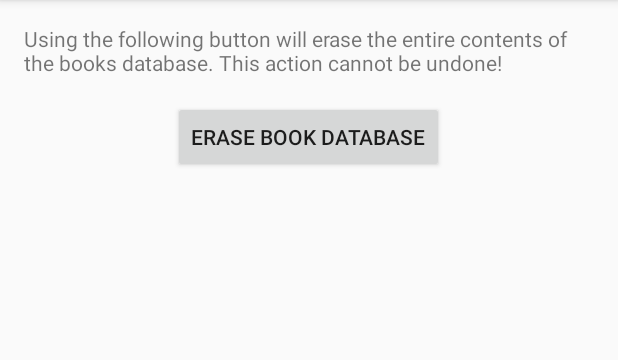
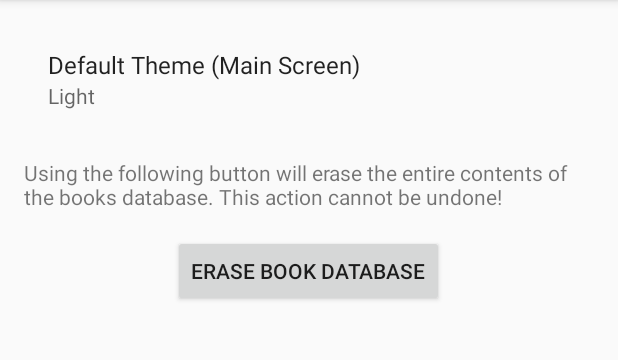
Before and after one commit to ccojocea/UdacityBookStore, an Android app: the screen it shows after launch (SettingsActivity), after a tap on "Setup", on a phone screen of 412 x 824 dp, the part 84-444 px from its top. Run offline under Robolectric (Android 15) with nearby library versions, the phone set to English and light mode, and no system bars.

Commit message:
Release candidate

```diff
--- a/app/src/main/java/com/example/ccojo/udacitybookstore/data/BookContract.java
+++ b/app/src/main/java/com/example/ccojo/udacitybookstore/data/BookContract.java
@@ -11,7 +11,7 @@ import android.provider.BaseColumns;
 public final class BookContract {
 
     public static final String CONTENT_AUTHORITY = "com.example.ccojo.udacitybookstore";
-    public static final Uri BASE_CONTENT_URI = Uri.parse("content://" + CONTENT_AUTHORITY);
+    private static final Uri BASE_CONTENT_URI = Uri.parse("content://" + CONTENT_AUTHORITY);
     public static final String PATH_BOOKS = "books";
 
     // Prevent internal instantiation by throwing an AssertionError
--- a/app/src/main/java/com/example/ccojo/udacitybookstore/data/BookDbHelper.java
+++ b/app/src/main/java/com/example/ccojo/udacitybookstore/data/BookDbHelper.java
@@ -3,7 +3,6 @@ package com.example.ccojo.udacitybookstore.data;
 import android.content.Context;
 import android.database.sqlite.SQLiteDatabase;
 import android.database.sqlite.SQLiteOpenHelper;
-import android.util.Log;
 
 import com.example.ccojo.udacitybookstore.data.BookContract.BookEntry;
 
@@ -11,7 +10,7 @@ import com.example.ccojo.udacitybookstore.data.BookContract.BookEntry;
  * Created by ccojo on 6/3/2018.
  */
 
-public class BookDbHelper extends SQLiteOpenHelper {
+class BookDbHelper extends SQLiteOpenHelper {
 
     // Name of database
     private static final String DATABASE_NAME = "bookstore.db";
--- a/app/src/main/java/com/example/ccojo/udacitybookstore/ui/MainActivity.java
+++ b/app/src/main/java/com/example/ccojo/udacitybookstore/ui/MainActivity.java
@@ -2,12 +2,13 @@ package com.example.ccojo.udacitybookstore.ui;
 
 import android.app.LoaderManager;
 import android.content.ContentUris;
-import android.content.Context;
 import android.content.CursorLoader;
 import android.content.Intent;
 import android.content.Loader;
+import android.content.SharedPreferences;
 import android.database.Cursor;
 import android.net.Uri;
+import android.preference.PreferenceManager;
 import android.support.design.widget.FloatingActionButton;
 import android.support.v7.app.AppCompatActivity;
 import android.os.Bundle;
@@ -16,29 +17,35 @@ import android.view.MenuItem;
 import android.view.View;
 import android.widget.AdapterView;
 import android.widget.ListView;
-import android.widget.Toast;
+import android.widget.TextView;
 
 import com.example.ccojo.udacitybookstore.adapters.BookCursorAdapter;
 import com.example.ccojo.udacitybookstore.R;
 import com.example.ccojo.udacitybookstore.data.BookContract.BookEntry;
 
+@SuppressWarnings("FieldCanBeLocal")
 public class MainActivity extends AppCompatActivity implements LoaderManager.LoaderCallbacks<Cursor> {
 
     // Tag for log messages
     private static final String LOG_TAG = MainActivity.class.getName();
 
+    // Theme
+    public static String THEME;
+
     // Views
     private ListView bookListView;
     private View emptyView;
+    private View baseView;
+    private TextView emptyTitleTV;
 
     // Adapter used to display the list's data
-    BookCursorAdapter mCursorAdapter;
+    private BookCursorAdapter mCursorAdapter;
 
     // Constant for the cursor loader
     private static final int BOOK_LOADER = 0;
 
     // Book rows to be retrieved
-    static final String[] PROJECTION = {
+    private static final String[] PROJECTION = {
         BookEntry._ID,
         BookEntry.COLUMN_PRODUCT_NAME,
         BookEntry.COLUMN_AUTHOR,
@@ -51,9 +58,26 @@ public class MainActivity extends AppCompatActivity implements LoaderManager.Loa
         super.onCreate(savedInstanceState);
         setContentView(R.layout.activity_main);
 
+        // Get preferences
+        SharedPreferences sharedPreferences = PreferenceManager.getDefaultSharedPreferences(this);
+        THEME = sharedPreferences.getString(getString(R.string.settings_default_theme_key), getString(R.string.settings_default_theme_value_light));
+
         // Initialise views
         bookListView = findViewById(R.id.list_view);
         emptyView = findViewById(R.id.empty_view);
+        baseView = findViewById(R.id.base_main);
+        emptyTitleTV = findViewById(R.id.empty_title_text);
+
+        // Set dark or light "theme"
+        if (THEME.equals(getString(R.string.settings_default_theme_value_dark))) {
+            bookListView.setBackgroundColor(getResources().getColor(R.color.colorPrimary));
+            baseView.setBackgroundColor(getResources().getColor(R.color.colorPrimary));
+            emptyTitleTV.setTextColor(getResources().getColor(R.color.colorWhite));
+        } else {
+            bookListView.setBackgroundColor(getResources().getColor(R.color.colorWhite));
+            baseView.setBackgroundColor(getResources().getColor(R.color.colorWhite));
+            emptyTitleTV.setTextColor(getResources().getColor(R.color.list_item_name_color));
+        }
 
         // Set the empty view on the listview so it only shows when the list has 0 items
         bookListView.setEmptyView(emptyView);
--- a/app/src/main/java/com/example/ccojo/udacitybookstore/ui/SettingsActivity.java
+++ b/app/src/main/java/com/example/ccojo/udacitybookstore/ui/SettingsActivity.java
@@ -1,9 +1,9 @@
 package com.example.ccojo.udacitybookstore.ui;
 
 import android.app.AlertDialog;
-import android.app.Dialog;
 import android.content.DialogInterface;
 import android.content.SharedPreferences;
+import android.preference.ListPreference;
 import android.preference.Preference;
 import android.preference.PreferenceFragment;
 import android.preference.PreferenceManager;
@@ -24,7 +24,7 @@ public class SettingsActivity extends AppCompatActivity {
     private static final String LOG_TAG = SettingsActivity.class.getSimpleName();
 
     // Views
-    Button deleteButton;
+    private Button deleteButton;
 
     @Override
     protected void onCreate(Bundle savedInstanceState) {
@@ -85,21 +85,55 @@ public class SettingsActivity extends AppCompatActivity {
         alertDialog.show();
     }
 
-    /*
-
-    public static class BooksPreferenceFragment extends PreferenceFragment implements Preference.OnPreferenceChangeListener {
+    public static class BooksPreferenceFragment extends PreferenceFragment implements Preference.OnPreferenceChangeListener, SharedPreferences.OnSharedPreferenceChangeListener {
 
         @Override
         public void onCreate(@Nullable Bundle savedInstanceState) {
             super.onCreate(savedInstanceState);
             addPreferencesFromResource(R.xml.settings_main);
+
+            SharedPreferences sharedPreferences = PreferenceManager.getDefaultSharedPreferences(getActivity());
+            sharedPreferences.registerOnSharedPreferenceChangeListener(this);
+
+            // show summary under preference label
+            Preference itemsPerPage = findPreference(getString(R.string.settings_default_theme_key));
+            bindPreferenceSummaryToValue(itemsPerPage);
         }
 
         @Override
         public boolean onPreferenceChange(Preference preference, Object newValue) {
-            return false;
+            String stringValue = newValue.toString();
+
+            if (preference.getKey().equals(getString(R.string.settings_default_theme_key))) {
+                if (stringValue.equals(getString(R.string.settings_default_theme_value_dark))) {
+                    Toast.makeText(getActivity().getApplicationContext(), R.string.dark_theme_selected, Toast.LENGTH_SHORT).show();
+                } else {
+                    Toast.makeText(getActivity().getApplicationContext(), R.string.light_theme_selected, Toast.LENGTH_SHORT).show();
+                }
+            }
+
+            if (preference instanceof ListPreference) {
+                ListPreference listPreference = (ListPreference) preference;
+                int prefIndex = listPreference.findIndexOfValue(stringValue);
+                if (prefIndex >= 0) {
+                    CharSequence[] labels = listPreference.getEntries();
+                    preference.setSummary(labels[prefIndex]);
+                }
+            }
+
+            return true;
+        }
+
+        private void bindPreferenceSummaryToValue(Preference preference) {
+            preference.setOnPreferenceChangeListener(this);
+            SharedPreferences preferences = PreferenceManager.getDefaultSharedPreferences(preference.getContext());
+            String preferenceString = preferences.getString(preference.getKey(), "");
+            onPreferenceChange(preference, preferenceString);
+        }
+
+        @Override
+        public void onSharedPreferenceChanged(SharedPreferences sharedPreferences, String key) {
+
         }
     }
-
-    */
 }
--- a/app/src/main/res/layout/activity_editor.xml
+++ b/app/src/main/res/layout/activity_editor.xml
@@ -1,6 +1,7 @@
 <?xml version="1.0" encoding="utf-8"?>
 <!-- Layout for the editor -->
 <LinearLayout
+    android:id="@+id/base_editor"
     xmlns:android="http://schemas.android.com/apk/res/android"
     xmlns:tools="http://schemas.android.com/tools"
     android:layout_width="match_parent"
--- a/app/src/main/res/layout/activity_main.xml
+++ b/app/src/main/res/layout/activity_main.xml
@@ -1,5 +1,6 @@
 <?xml version="1.0" encoding="utf-8"?>
 <RelativeLayout
+    android:id="@+id/base_main"
     xmlns:android="http://schemas.android.com/apk/res/android"
     xmlns:tools="http://schemas.android.com/tools"
     android:layout_width="match_parent"
@@ -25,7 +26,8 @@
             android:layout_width="wrap_content"
             android:layout_height="wrap_content"
             android:layout_centerHorizontal="true"
-            android:src="@drawable/bookshelf_empty"/>
+            android:src="@drawable/bookshelf_empty"
+            tools:ignore="ContentDescription" />
 
         <TextView
             android:id="@+id/empty_title_text"
--- a/app/src/main/res/layout/activity_settings.xml
+++ b/app/src/main/res/layout/activity_settings.xml
@@ -1,5 +1,6 @@
 <?xml version="1.0" encoding="utf-8"?>
 <LinearLayout
+    android:id="@+id/base_settings"
     xmlns:android="http://schemas.android.com/apk/res/android"
     xmlns:tools="http://schemas.android.com/tools"
     android:layout_height="match_parent"
@@ -8,10 +9,18 @@
     android:padding="@dimen/activity_padding"
     tools:context="com.example.ccojo.udacitybookstore.ui.SettingsActivity">
 
+    <fragment
+        android:id="@+id/settings_fragment"
+        android:name="com.example.ccojo.udacitybookstore.ui.SettingsActivity$BooksPreferenceFragment"
+        android:layout_width="match_parent"
+        android:layout_height="wrap_content">
+    </fragment>
+
     <TextView
         android:layout_width="wrap_content"
         android:layout_height="wrap_content"
-        android:text="Using the following button will erase the entire contents of the books database. This action cannot be undone!" />
+        android:layout_marginTop="@dimen/activity_margin"
+        android:text="@string/settings_erase_text" />
 
     <Button
         android:id="@+id/button_erase_database"
@@ -19,14 +28,6 @@
         android:layout_height="wrap_content"
         android:layout_margin="@dimen/activity_margin"
         android:layout_gravity="center"
-        android:text="Erase book database" />
-
-    <!--
-    <fragment
-        android:name="com.example.ccojo.udacitybookstore.ui.SettingsActivity$BooksPreferenceFragment"
-        android:layout_width="match_parent"
-        android:layout_height="match_parent">
-    </fragment>
-    -->
+        android:text="@string/settings_erase_button" />
 
 </LinearLayout>
--- a/app/src/main/res/layout/book_list_item.xml
+++ b/app/src/main/res/layout/book_list_item.xml
@@ -22,7 +22,7 @@
             android:layout_height="wrap_content"
             android:fontFamily="sans-serif-medium"
             android:textAppearance="?android:textAppearanceMedium"
-            android:textColor="#2B3D4D"
+            android:textColor="@color/list_item_name_color"
             tools:text="Harry Potter" />
 
         <View
--- a/app/src/main/res/menu/menu_main.xml
+++ b/app/src/main/res/menu/menu_main.xml
@@ -7,7 +7,7 @@
 
     <item
         android:id="@+id/action_setup"
-        android:title="Setup"
+        android:title="@string/main_xml_setup"
         android:icon="@drawable/setup"
         app:showAsAction="ifRoom" />
 </menu>
--- a/app/src/main/res/values/arrays.xml
+++ b/app/src/main/res/values/arrays.xml
@@ -29,4 +29,15 @@
         <item>@string/print_black_and_white</item>
         <item>@string/print_color</item>
     </string-array>
+
+    <string-array name="settings_default_theme_values">
+        <item>@string/settings_default_theme_value_dark</item>
+        <item>@string/settings_default_theme_value_light</item>
+    </string-array>
+
+    <string-array name="settings_default_theme_labels">
+        <item>@string/settings_default_theme_label_dark</item>
+        <item>@string/settings_default_theme_label_light</item>
+    </string-array>
+
 </resources>
--- a/app/src/main/res/values/colors.xml
+++ b/app/src/main/res/values/colors.xml
@@ -4,6 +4,8 @@
     <color name="colorPrimary">#3a3a3b</color>
     <color name="colorPrimaryDark">#2d2d31</color>
     <color name="colorAccent">#ff7340</color>
+    <color name="colorWhite">#FFFFFF</color>
+    <color name="list_item_name_color">#2B3D4D</color>
 
     <!-- Launcher background color -->
     <color name="ic_launcher_background">#68001F</color>
--- a/app/src/main/res/values/strings.xml
+++ b/app/src/main/res/values/strings.xml
@@ -5,9 +5,8 @@
     <string name="unknown_author">Unknown author</string>
     <string name="action_delete">Delete</string>
     <string name="action_save">Save</string>
-    <string name="empty_view_title_text">It\'s quite lonely here...</string>
+    <string name="empty_view_title_text">It\'s quite lonely here…</string>
     <string name="empty_view_subtitle_text">Get started by adding a book</string>
-
     <string name="category_overview">Overview</string>
     <string name="hint_book_name">Book Name</string>
     <string name="hint_author_name">Author Name</string>
@@ -18,7 +17,7 @@
     <string name="hint_book_price">Price</string>
     <string name="genre_unknown">Unknown</string>
     <string name="genre_other">Other</string>
-    <string name="genre_crime_mistery">Crime / Mistery</string>
+    <string name="genre_crime_mistery">Crime / Mystery</string>
     <string name="genre_horror">Horror</string>
     <string name="genre_fantasy">Fantasy</string>
     <string name="genre_children">Children</string>
@@ -63,4 +62,17 @@
     <string name="cursor_adapter_negative_quantity_warning">Cannot sell that which you do not have!</string>
     <string name="quantity_label">Quantity:</string>
     <string name="price_label">Price: $</string>
+
+    <string name="settings_default_theme_default">@string/settings_default_theme_value_light</string>
+    <string name="settings_default_theme_value_dark">dark</string>
+    <string name="settings_default_theme_value_light">light</string>
+    <string name="settings_default_theme_label_dark">Dark</string>
+    <string name="settings_default_theme_label_light">Light</string>
+    <string name="settings_default_theme_label">Default Theme (Main Screen)</string>
+    <string name="settings_default_theme_key">default_theme</string>
+    <string name="dark_theme_selected">Dark theme selected!</string>
+    <string name="light_theme_selected">Light theme selected!</string>
+    <string name="settings_erase_text">Using the following button will erase the entire contents of the books database. This action cannot be undone!</string>
+    <string name="settings_erase_button">Erase book database</string>
+    <string name="main_xml_setup">Setup</string>
 </resources>
--- a/app/src/main/res/xml/settings_main.xml
+++ b/app/src/main/res/xml/settings_main.xml
@@ -2,4 +2,11 @@
 <PreferenceScreen xmlns:android="http://schemas.android.com/apk/res/android"
     android:title="Settings">
 
+    <ListPreference
+        android:defaultValue="@string/settings_default_theme_default"
+        android:entries="@array/settings_default_theme_labels"
+        android:entryValues="@array/settings_default_theme_values"
+        android:key="@string/settings_default_theme_key"
+        android:title="@string/settings_default_theme_label" />
+
 </PreferenceScreen>
```
Also changed, not shown: app/src/main/java/com/example/ccojo/udacitybookstore/adapters/BookCursorAdapter.java (+8 -1 lines), app/src/main/java/com/example/ccojo/udacitybookstore/ui/EditorActivity.java (+4 -4 lines), app/src/main/res/drawable/ic_launcher_background.xml (deleted, +0 -74 lines).
